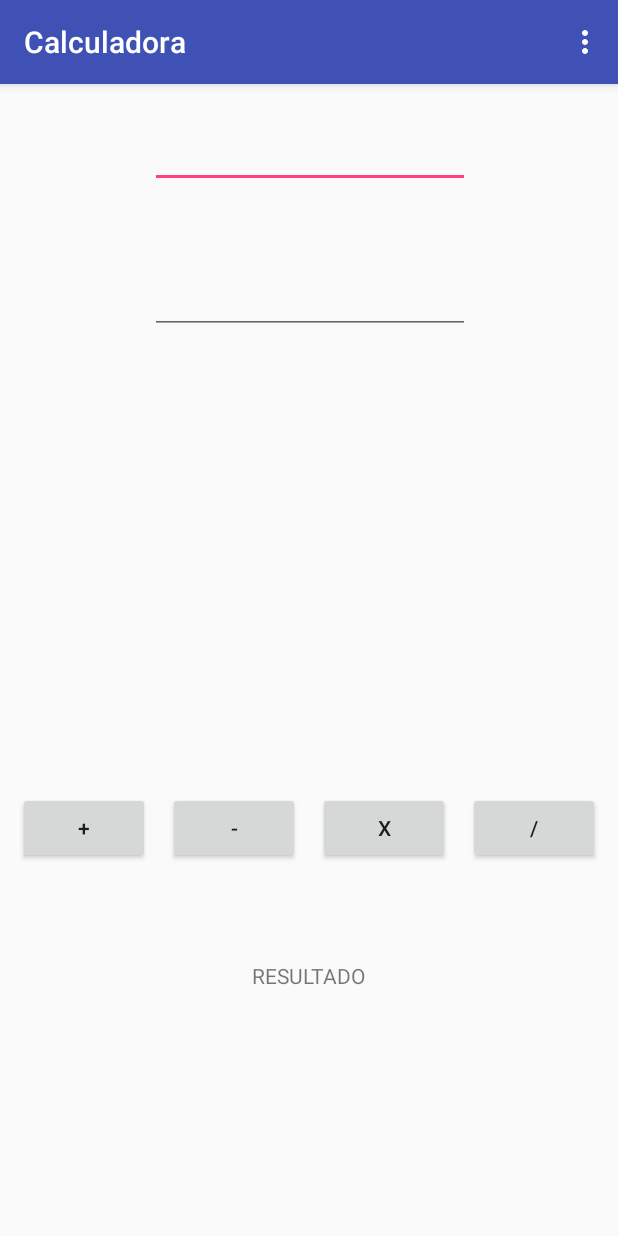
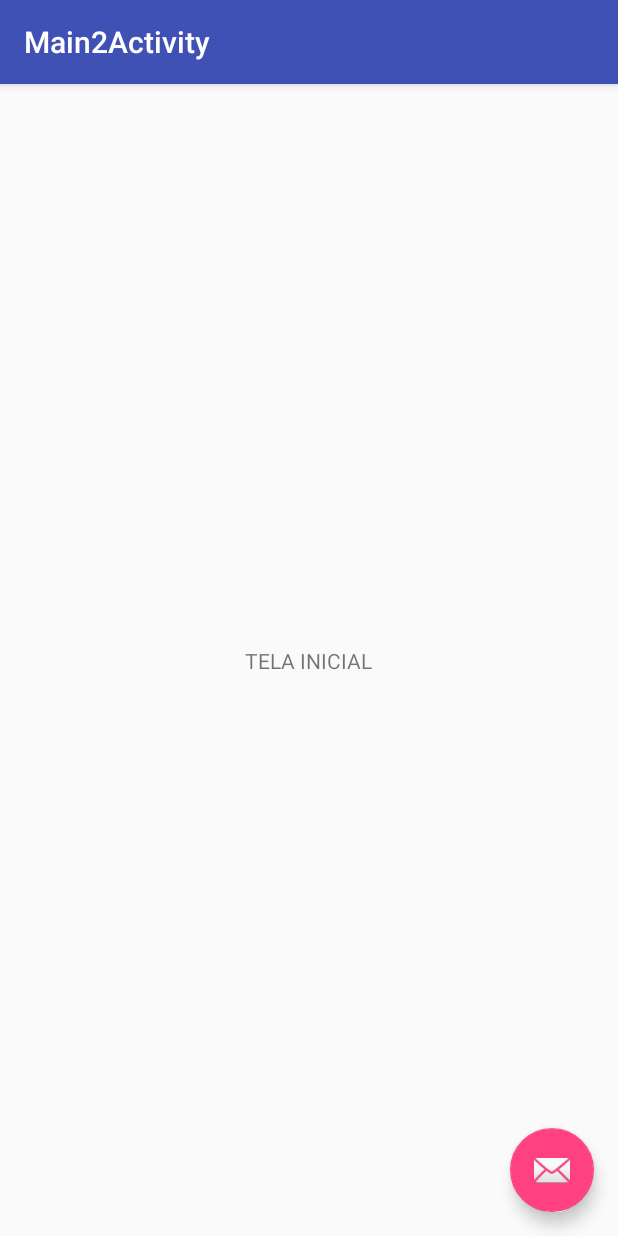
Before and after one commit to bleandro/androidStudioUnicamp, an Android app: the screen it shows after launch (MainActivity before the commit, Main2Activity after it), on a phone screen of 412 x 824 dp. Run offline under Robolectric (Android 15) with nearby library versions, the phone set to English and light mode, and no system bars.

Commit message:
Tela inicial para calculadora para trabalhar conceito de intent

```diff
--- a/calculadora/app/src/main/AndroidManifest.xml
+++ b/calculadora/app/src/main/AndroidManifest.xml
@@ -13,6 +13,18 @@
             android:name=".MainActivity"
             android:label="@string/app_name"
             android:theme="@style/AppTheme.NoActionBar">
+
+            <intent-filter>
+                <action android:name="calculadora" />
+
+                <category android:name="android.intent.category.DEFAULT" />
+            </intent-filter>
+        </activity>
+        <activity
+            android:name=".Main2Activity"
+            android:label="@string/title_activity_main2"
+            android:theme="@style/AppTheme.NoActionBar">
+
             <intent-filter>
                 <action android:name="android.intent.action.MAIN" />
 
--- /dev/null
+++ b/calculadora/app/src/main/java/com/unicamp/b228494/calculadora/Main2Activity.java
@@ -0,0 +1,29 @@
+package com.unicamp.b228494.calculadora;
+
+import android.content.Intent;
+import android.os.Bundle;
+import android.support.design.widget.FloatingActionButton;
+import android.support.v7.app.AppCompatActivity;
+import android.support.v7.widget.Toolbar;
+import android.view.View;
+
+public class Main2Activity extends AppCompatActivity {
+
+    @Override
+    protected void onCreate(Bundle savedInstanceState) {
+        super.onCreate(savedInstanceState);
+        setContentView(R.layout.activity_main2);
+        Toolbar toolbar = (Toolbar) findViewById(R.id.toolbar);
+        setSupportActionBar(toolbar);
+
+        FloatingActionButton fab = (FloatingActionButton) findViewById(R.id.fab);
+        fab.setOnClickListener(new View.OnClickListener() {
+            @Override
+            public void onClick(View view) {
+                Intent myIntent = new Intent("calculadora");
+                startActivity(myIntent);
+            }
+        });
+    }
+
+}
--- /dev/null
+++ b/calculadora/app/src/main/res/layout/activity_main2.xml
@@ -0,0 +1,33 @@
+<?xml version="1.0" encoding="utf-8"?>
+<android.support.design.widget.CoordinatorLayout xmlns:android="http://schemas.android.com/apk/res/android"
+    xmlns:app="http://schemas.android.com/apk/res-auto"
+    xmlns:tools="http://schemas.android.com/tools"
+    android:layout_width="match_parent"
+    android:layout_height="match_parent"
+    tools:context=".Main2Activity">
+
+    <android.support.design.widget.AppBarLayout
+        android:layout_width="match_parent"
+        android:layout_height="wrap_content"
+        android:theme="@style/AppTheme.AppBarOverlay">
+
+        <android.support.v7.widget.Toolbar
+            android:id="@+id/toolbar"
+            android:layout_width="match_parent"
+            android:layout_height="?attr/actionBarSize"
+            android:background="?attr/colorPrimary"
+            app:popupTheme="@style/AppTheme.PopupOverlay" />
+
+    </android.support.design.widget.AppBarLayout>
+
+    <include layout="@layout/content_main2" />
+
+    <android.support.design.widget.FloatingActionButton
+        android:id="@+id/fab"
+        android:layout_width="wrap_content"
+        android:layout_height="wrap_content"
+        android:layout_gravity="bottom|end"
+        android:layout_margin="@dimen/fab_margin"
+        app:srcCompat="@android:drawable/ic_dialog_email" />
+
+</android.support.design.widget.CoordinatorLayout>
--- /dev/null
+++ b/calculadora/app/src/main/res/layout/content_main2.xml
@@ -0,0 +1,20 @@
+<?xml version="1.0" encoding="utf-8"?>
+<android.support.constraint.ConstraintLayout xmlns:android="http://schemas.android.com/apk/res/android"
+    xmlns:app="http://schemas.android.com/apk/res-auto"
+    xmlns:tools="http://schemas.android.com/tools"
+    android:layout_width="match_parent"
+    android:layout_height="match_parent"
+    app:layout_behavior="@string/appbar_scrolling_view_behavior"
+    tools:context=".Main2Activity"
+    tools:showIn="@layout/activity_main2">
+
+    <TextView
+        android:id="@+id/textView"
+        android:layout_width="wrap_content"
+        android:layout_height="wrap_content"
+        android:text="TELA INICIAL"
+        app:layout_constraintBottom_toBottomOf="parent"
+        app:layout_constraintEnd_toEndOf="parent"
+        app:layout_constraintStart_toStartOf="parent"
+        app:layout_constraintTop_toTopOf="parent" />
+</android.support.constraint.ConstraintLayout>
--- a/calculadora/app/src/main/res/values/strings.xml
+++ b/calculadora/app/src/main/res/values/strings.xml
@@ -1,4 +1,5 @@
 <resources>
     <string name="app_name">Calculadora</string>
     <string name="action_settings">Settings</string>
+    <string name="title_activity_main2">Main2Activity</string>
 </resources>
```
